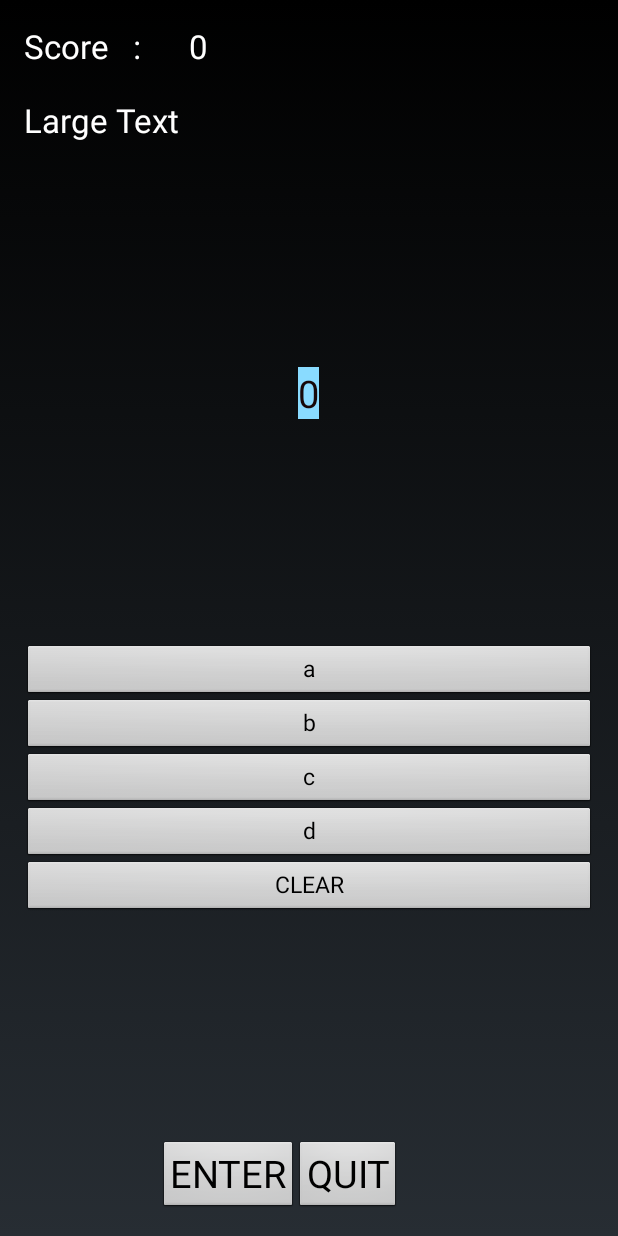
After one commit to destrike/LETExam, an Android app: the layout activity_hekasi.xml on its own in the app's theme, with its tools: preview values and no code run, on a phone screen of 412 x 824 dp. The commit adds this screen. Run offline under Robolectric (Android 15) with nearby library versions, the phone set to English and light mode, and no system bars.

Commit message:
Started Hekasi questionaire

```diff
--- a/app/src/main/AndroidManifest.xml
+++ b/app/src/main/AndroidManifest.xml
@@ -27,7 +27,10 @@
             </intent-filter>
         </activity>
         <activity android:name=".English" />
-        <activity android:name=".Science"></activity>
+        <activity android:name=".Science" />
+        <activity
+            android:name=".Hekasi"
+            android:label="@string/title_activity_hekasi"></activity>
     </application>
 
 </manifest>
--- a/app/src/main/java/com/teamexpde/user/letexam/MainActivity.java
+++ b/app/src/main/java/com/teamexpde/user/letexam/MainActivity.java
@@ -26,4 +26,10 @@ public class MainActivity extends Activity {
         finish();
     }
 
+    public void mHekasi(View view) {
+        Intent plays = new Intent (this, Hekasi.class);
+        startActivity(plays);
+        finish();
+    }
+
 }
--- /dev/null
+++ b/app/src/main/res/layout/activity_hekasi.xml
@@ -0,0 +1,194 @@
+<LinearLayout xmlns:android="http://schemas.android.com/apk/res/android"
+    xmlns:tools="http://schemas.android.com/tools" android:layout_width="fill_parent"
+    android:layout_height="fill_parent"
+    android:paddingLeft="@dimen/activity_horizontal_margin"
+    android:paddingRight="@dimen/activity_horizontal_margin"
+    android:paddingTop="@dimen/activity_vertical_margin"
+    android:paddingBottom="@dimen/activity_vertical_margin"
+    android:gravity="center">
+
+
+    <LinearLayout
+        android:orientation="vertical"
+        android:layout_width="fill_parent"
+        android:layout_height="fill_parent"
+        android:gravity="center_horizontal">
+
+        <TextView
+            android:layout_width="match_parent"
+            android:layout_height="wrap_content"
+            android:id="@+id/output"
+            android:text="0"
+            android:visibility="gone" />
+
+        <TextView
+            android:layout_width="match_parent"
+            android:layout_height="wrap_content"
+            android:id="@+id/display"
+            android:layout_below="@+id/back"
+            android:layout_alignParentLeft="true"
+            android:layout_alignParentStart="true"
+            android:visibility="gone"
+            android:layout_marginTop="94dp" />
+
+        <LinearLayout
+            android:orientation="vertical"
+            android:layout_width="match_parent"
+            android:layout_height="wrap_content"
+            android:layout_gravity="center_horizontal">
+
+            <LinearLayout
+                android:orientation="horizontal"
+                android:layout_width="match_parent"
+                android:layout_height="49dp"
+                android:layout_gravity="center_horizontal">
+
+                <TextView
+                    android:layout_width="wrap_content"
+                    android:layout_height="wrap_content"
+                    android:textAppearance="?android:attr/textAppearanceLarge"
+                    android:text="Score   :      "
+                    android:id="@+id/textView" />
+
+                <TextView
+                    android:layout_width="wrap_content"
+                    android:layout_height="wrap_content"
+                    android:textAppearance="?android:attr/textAppearanceLarge"
+                    android:id="@+id/scoredip"
+                    android:text="0" />
+            </LinearLayout>
+        </LinearLayout>
+
+        <LinearLayout
+            android:orientation="vertical"
+            android:layout_width="match_parent"
+            android:layout_height="wrap_content"
+            android:layout_gravity="center_horizontal"
+            android:layout_weight="0.13">
+
+            <ImageView
+                android:layout_width="wrap_content"
+                android:layout_height="wrap_content"
+                android:id="@+id/pics"
+                android:layout_gravity="center_horizontal"
+                />
+
+            <TextView
+                android:layout_width="wrap_content"
+                android:layout_height="wrap_content"
+                android:textAppearance="?android:attr/textAppearanceLarge"
+                android:text="Large Text"
+                android:id="@+id/quiz" />
+        </LinearLayout>
+
+        <LinearLayout
+            android:orientation="vertical"
+            android:layout_width="match_parent"
+            android:layout_height="wrap_content"
+            android:layout_gravity="center_horizontal"
+            android:layout_weight="0.13">
+
+            <TextView
+                android:layout_width="wrap_content"
+                android:layout_height="wrap_content"
+                android:textAppearance="?android:attr/textAppearanceLarge"
+                android:id="@+id/answer"
+                android:layout_gravity="center_horizontal"
+                android:textSize="25dp"
+                android:text="0"
+                android:textColor="#170809"
+                android:background="#89dbff" />
+        </LinearLayout>
+
+        <LinearLayout
+            android:orientation="vertical"
+            android:layout_width="match_parent"
+            android:layout_height="wrap_content"
+            android:layout_gravity="center_horizontal"
+            android:layout_weight="0.13">
+
+            <Button
+                style="?android:attr/buttonStyleSmall"
+                android:layout_width="match_parent"
+                android:layout_height="wrap_content"
+                android:text="a"
+                android:layout_gravity="center_horizontal"
+                android:id="@+id/b0"
+                android:tag="0"
+
+                android:textSize="15dp" />
+
+            <Button
+                style="?android:attr/buttonStyleSmall"
+                android:layout_width="match_parent"
+                android:layout_height="wrap_content"
+                android:text="b"
+                android:tag="1"
+                android:layout_gravity="center_vertical"
+                android:id="@+id/b1"
+
+                android:textSize="15dp" />
+
+            <Button
+                android:layout_width="match_parent"
+                android:layout_height="wrap_content"
+                android:id="@+id/b2"
+                android:text="c"
+                style="?android:attr/buttonStyleSmall"
+                android:textSize="15dp" />
+
+            <Button
+                android:layout_width="match_parent"
+                android:layout_height="wrap_content"
+                android:text="d"
+                android:id="@+id/b3"
+                style="?android:attr/buttonStyleSmall"
+                android:textSize="15dp" />
+
+            <Button
+                style="?android:attr/buttonStyleSmall"
+                android:layout_width="match_parent"
+                android:layout_height="wrap_content"
+                android:text="CLEAR"
+                android:id="@+id/erase"
+
+                android:textSize="15dp" />
+        </LinearLayout>
+
+        <LinearLayout
+            android:orientation="vertical"
+            android:layout_width="198dp"
+            android:layout_height="wrap_content"
+            android:layout_gravity="center_horizontal">
+
+            <LinearLayout
+                android:orientation="horizontal"
+                android:layout_width="wrap_content"
+                android:layout_height="wrap_content"
+                android:layout_gravity="center_vertical">
+
+                <Button
+                    style="?android:attr/buttonStyleSmall"
+                    android:layout_width="wrap_content"
+                    android:layout_height="wrap_content"
+                    android:text="ENTER"
+                    android:id="@+id/submit1"
+                    android:textSize="25sp"
+                    android:layout_gravity="center_horizontal" />
+
+                <Button
+                    style="?android:attr/buttonStyleSmall"
+                    android:layout_width="wrap_content"
+                    android:layout_height="wrap_content"
+                    android:text="QUIT"
+                    android:layout_gravity="center_horizontal"
+                    android:id="@+id/gohome"
+                    android:onClick="GoHome"
+                    android:textSize="25sp" />
+            </LinearLayout>
+
+        </LinearLayout>
+
+    </LinearLayout>
+
+</LinearLayout>
--- a/app/src/main/res/values/strings.xml
+++ b/app/src/main/res/values/strings.xml
@@ -1,3 +1,4 @@
 <resources>
     <string name="app_name">LET Reviewer</string>
+    <string name="title_activity_hekasi">Hekasi</string>
 </resources>
```
